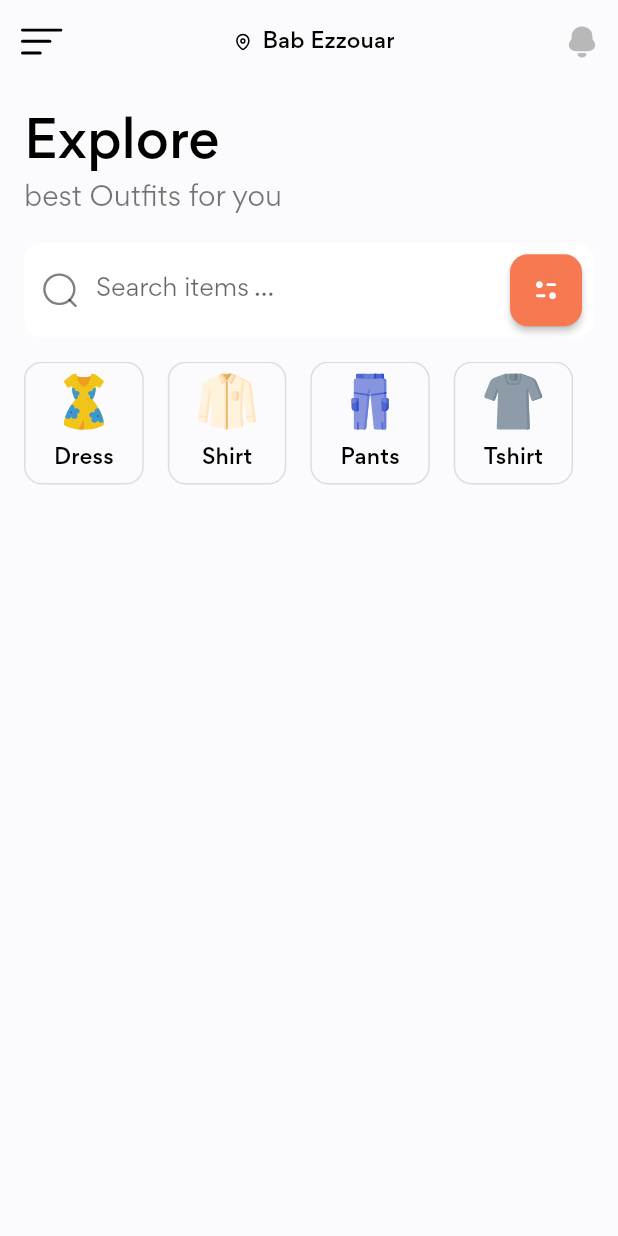
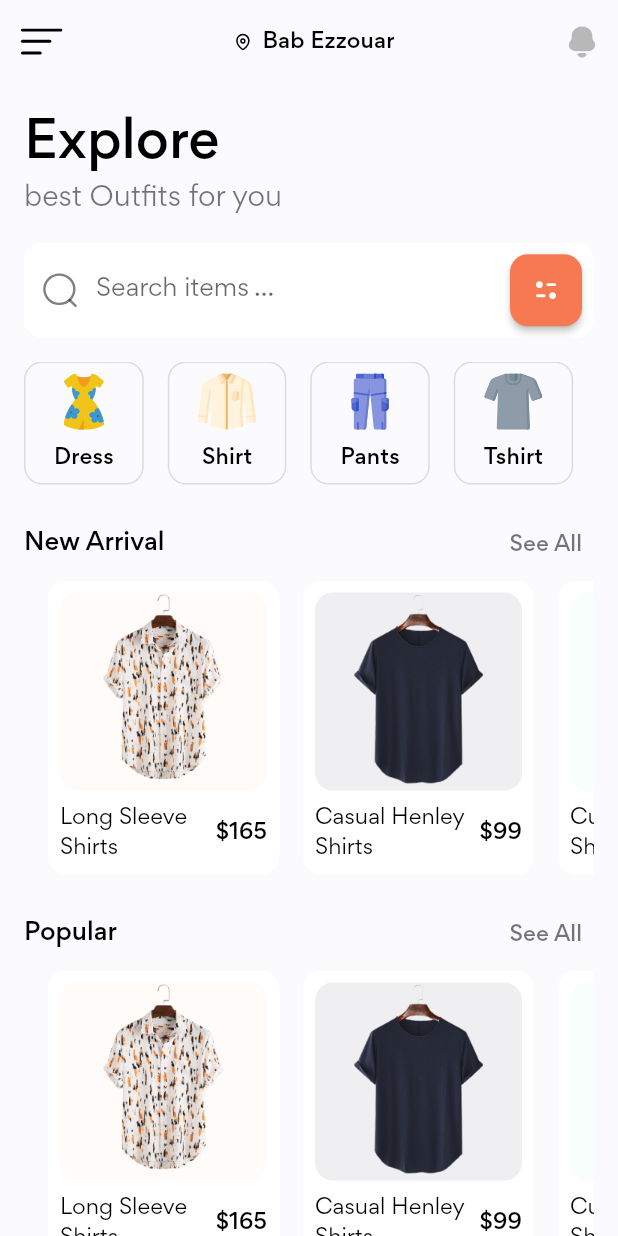
Before and after one commit to abdelghafourbk/Shop_UI, a Flutter app: the screen it shows after launch, on a phone screen of 412 x 824 dp. Run offline on Flutter 3.47's test engine with Material 2 defaults, Android fonts, the phone set to English and light mode, and no system bars; our stand-ins replace flutter_svg.

Commit message:
added necessary componenets: categories, newarrival, popular, products and homeScreen is done

```diff
--- /dev/null
+++ b/lib/models/product.dart
@@ -0,0 +1,40 @@
+import 'package:flutter/material.dart';
+
+class Product {
+  final String image, title;
+  final int price;
+  final Color bgColor;
+
+  Product({
+    required this.image,
+    required this.title,
+    required this.price,
+    this.bgColor = const Color(0xFFEFEFF2),
+  });
+}
+
+List<Product> demo_product = [
+  Product(
+    image: "assets/images/product_0.png",
+    title: "Long Sleeve Shirts",
+    price: 165,
+    bgColor: const Color(0xFFFEFBF9),
+  ),
+  Product(
+    image: "assets/images/product_1.png",
+    title: "Casual Henley Shirts",
+    price: 99,
+  ),
+  Product(
+    image: "assets/images/product_2.png",
+    title: "Curved Hem Shirts",
+    price: 180,
+    bgColor: const Color(0xFFF8FEFB),
+  ),
+  Product(
+    image: "assets/images/product_3.png",
+    title: "Casual Nolin",
+    price: 149,
+    bgColor: const Color(0xFFEEEEED),
+  ),
+];
--- /dev/null
+++ b/lib/screens/components/new_arrival.dart
@@ -0,0 +1,43 @@
+import 'package:flutter/material.dart';
+import 'package:shop_ui/screens/components/product_card.dart';
+import 'package:shop_ui/screens/components/section_title.dart';
+
+import '../../constants.dart';
+import '../../models/product.dart';
+
+class NewArrival extends StatelessWidget {
+  const NewArrival({
+    Key? key,
+  }) : super(key: key);
+
+  @override
+  Widget build(BuildContext context) {
+    return Column(
+      children: [
+        SectionTitle(
+          title: "New Arrival",
+          pressSeeAll: () {},
+        ),
+        SingleChildScrollView(
+          scrollDirection: Axis.horizontal,
+          child: Row(
+            crossAxisAlignment: CrossAxisAlignment.start,
+            children: List.generate(
+              demo_product.length,
+              (index) => Padding(
+                padding: const EdgeInsets.only(left: defaultPadding),
+                child: ProductCard(
+                  image: demo_product[index].image,
+                  title: demo_product[index].title,
+                  price: demo_product[index].price,
+                  bgColor: demo_product[index].bgColor,
+                  pressProduct: () {},
+                ),
+              ),
+            ),
+          ),
+        ),
+      ],
+    );
+  }
+}
--- /dev/null
+++ b/lib/screens/components/popular.dart
@@ -0,0 +1,43 @@
+import 'package:flutter/material.dart';
+import 'package:shop_ui/screens/components/product_card.dart';
+import 'package:shop_ui/screens/components/section_title.dart';
+
+import '../../constants.dart';
+import '../../models/product.dart';
+
+class Popular extends StatelessWidget {
+  const Popular({
+    Key? key,
+  }) : super(key: key);
+
+  @override
+  Widget build(BuildContext context) {
+    return Column(
+      children: [
+        SectionTitle(
+          title: "Popular",
+          pressSeeAll: () {},
+        ),
+        SingleChildScrollView(
+          scrollDirection: Axis.horizontal,
+          child: Row(
+            crossAxisAlignment: CrossAxisAlignment.start,
+            children: List.generate(
+              demo_product.length,
+              (index) => Padding(
+                padding: const EdgeInsets.only(left: defaultPadding),
+                child: ProductCard(
+                  image: demo_product[index].image,
+                  title: demo_product[index].title,
+                  price: demo_product[index].price,
+                  bgColor: demo_product[index].bgColor,
+                  pressProduct: () {},
+                ),
+              ),
+            ),
+          ),
+        ),
+      ],
+    );
+  }
+}
--- /dev/null
+++ b/lib/screens/components/product_card.dart
@@ -0,0 +1,70 @@
+import 'package:flutter/material.dart';
+
+import '../../constants.dart';
+
+class ProductCard extends StatelessWidget {
+  const ProductCard({
+    Key? key,
+    required this.title,
+    required this.price,
+    required this.image,
+    required this.bgColor,
+    required this.pressProduct,
+  }) : super(key: key);
+
+  final String title, image;
+  final int price;
+  final Color bgColor;
+  final VoidCallback pressProduct;
+
+  @override
+  Widget build(BuildContext context) {
+    return GestureDetector(
+      onTap: pressProduct,
+      child: Container(
+        width: 154,
+        padding: const EdgeInsets.all(defaultPadding / 2),
+        decoration: const BoxDecoration(
+          color: Colors.white,
+          borderRadius: BorderRadius.all(Radius.circular(defaultBorderRadius)),
+        ),
+        child: Column(
+          children: [
+            Container(
+              width: double.infinity,
+              decoration: BoxDecoration(
+                color: bgColor,
+                borderRadius: const BorderRadius.all(
+                    Radius.circular(defaultBorderRadius)),
+              ),
+              child: Image.asset(
+                image,
+                height: 132,
+              ),
+            ),
+            const SizedBox(
+              height: defaultPadding / 2,
+            ),
+            Row(
+              children: [
+                Expanded(
+                  child: Text(
+                    title,
+                    style: const TextStyle(color: Colors.black),
+                  ),
+                ),
+                const SizedBox(
+                  width: defaultPadding / 4,
+                ),
+                Text(
+                  "\$$price",
+                  style: Theme.of(context).textTheme.subtitle2,
+                )
+              ],
+            ),
+          ],
+        ),
+      ),
+    );
+  }
+}
--- /dev/null
+++ b/lib/screens/components/section_title.dart
@@ -0,0 +1,37 @@
+import 'package:flutter/material.dart';
+
+class SectionTitle extends StatelessWidget {
+  const SectionTitle({
+    Key? key,
+    required this.title,
+    required this.pressSeeAll,
+  }) : super(key: key);
+
+  final String title;
+  final VoidCallback pressSeeAll;
+
+  @override
+  Widget build(BuildContext context) {
+    return Row(
+      mainAxisAlignment: MainAxisAlignment.spaceBetween,
+      children: [
+        Text(
+          title,
+          style: Theme.of(context).textTheme.subtitle1!.copyWith(
+                color: Colors.black,
+                fontWeight: FontWeight.w500,
+              ),
+        ),
+        TextButton(
+          onPressed: pressSeeAll,
+          child: const Text(
+            "See All",
+            style: TextStyle(
+              color: Colors.black54,
+            ),
+          ),
+        ),
+      ],
+    );
+  }
+}
--- a/lib/screens/home/HomeScreen.dart
+++ b/lib/screens/home/HomeScreen.dart
@@ -2,9 +2,14 @@ import 'package:flutter/material.dart';
 import 'package:flutter_svg/flutter_svg.dart';
 import 'package:shop_ui/constants.dart';
 import 'package:shop_ui/models/category.dart';
+import 'package:shop_ui/models/product.dart';
 
 import '../components/categories.dart';
+import '../components/new_arrival.dart';
+import '../components/popular.dart';
+import '../components/product_card.dart';
 import '../components/search_form.dart';
+import '../components/section_title.dart';
 
 class HomeScreen extends StatelessWidget {
   const HomeScreen({Key? key}) : super(key: key);
@@ -37,7 +42,7 @@ class HomeScreen extends StatelessWidget {
           )
         ],
       ),
-      body: Padding(
+      body: SingleChildScrollView(
         padding: const EdgeInsets.all(defaultPadding),
         child: Column(
           crossAxisAlignment: CrossAxisAlignment.start,
@@ -60,6 +65,14 @@ class HomeScreen extends StatelessWidget {
               child: SearchForm(),
             ),
             const Categories(),
+            const SizedBox(
+              height: defaultPadding,
+            ),
+            const NewArrival(),
+            const SizedBox(
+              height: defaultPadding,
+            ),
+            const Popular(),
           ],
         ),
       ),
```
